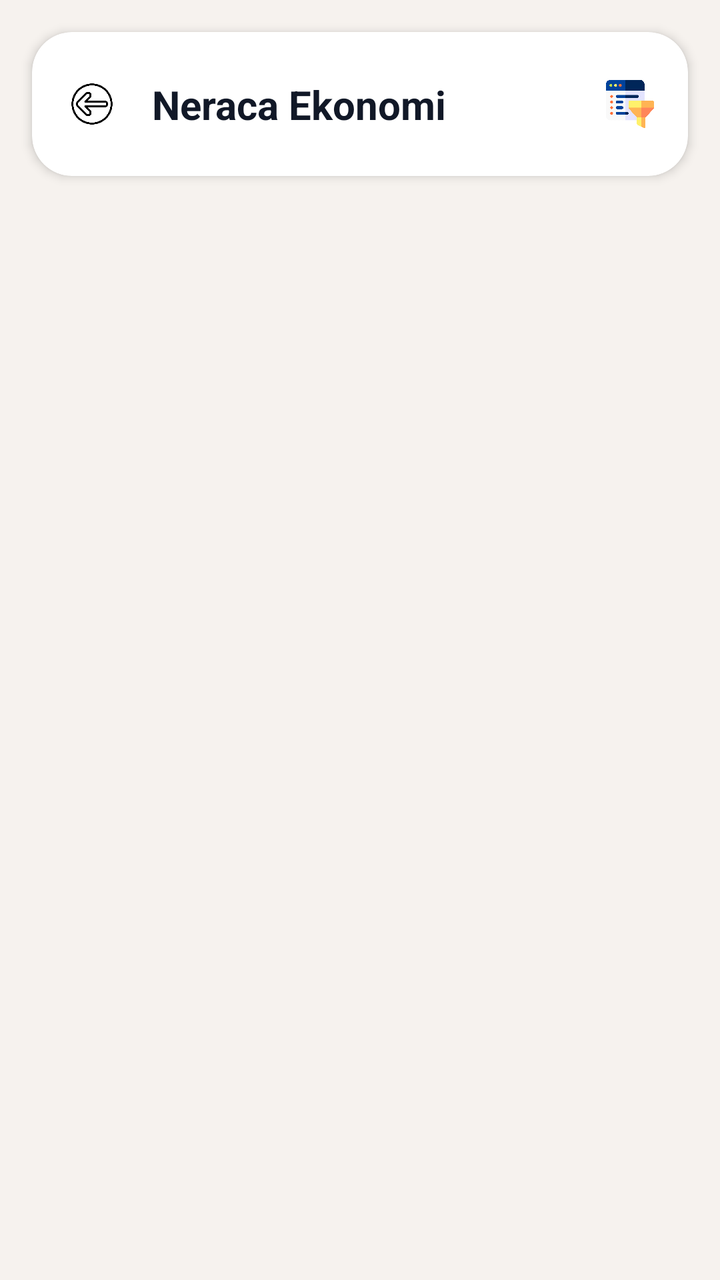
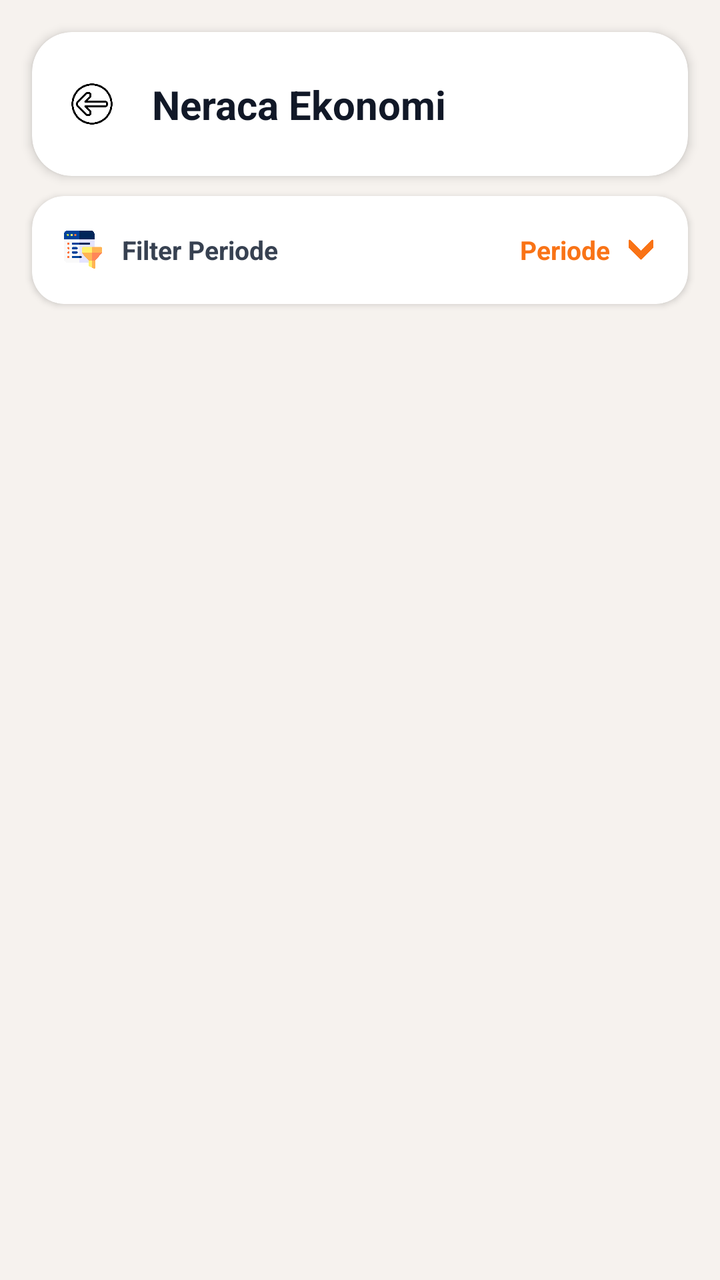

The first picture is an Android layout as it rendered before a commit; the second is the same layout after the commit. The layout source and the unified diff follow.
<!-- AndroidManifest.xml: application theme Theme.Bpskota -->
<!-- res/layout/activity_ekonomi.xml -->
<?xml version="1.0" encoding="utf-8"?>
<androidx.constraintlayout.widget.ConstraintLayout
    xmlns:android="http://schemas.android.com/apk/res/android"
    xmlns:app="http://schemas.android.com/apk/res-auto"
    xmlns:tools="http://schemas.android.com/tools"

    android:layout_width="match_parent"
    android:layout_height="match_parent"
    android:background="#F6F2EE"

    tools:context=".EkonomiActivity">


    
    
    

    <androidx.cardview.widget.CardView
        android:id="@+id/headerEkonomi"
        android:layout_width="0dp"
        android:layout_height="72dp"

        android:layout_marginStart="16dp"
        android:layout_marginTop="16dp"
        android:layout_marginEnd="16dp"

        app:cardBackgroundColor="#FFFFFF"
        app:cardCornerRadius="20dp"
        app:cardElevation="3dp"

        app:layout_constraintTop_toTopOf="parent"
        app:layout_constraintStart_toStartOf="parent"
        app:layout_constraintEnd_toEndOf="parent">


        <androidx.constraintlayout.widget.ConstraintLayout
            android:layout_width="match_parent"
            android:layout_height="match_parent">


            
            
            

            <ImageView
                android:id="@+id/btnBack"
                android:layout_width="44dp"
                android:layout_height="44dp"

                android:layout_marginStart="8dp"

                android:background="?attr/selectableItemBackgroundBorderless"

                android:clickable="true"
                android:focusable="true"

                android:padding="10dp"

                android:src="@drawable/ic_arrow_back"

                android:contentDescription="Kembali"

                app:layout_constraintStart_toStartOf="parent"
                app:layout_constraintTop_toTopOf="parent"
                app:layout_constraintBottom_toBottomOf="parent" />


            
            
            

            <TextView
                android:id="@+id/tvHeaderTitle"
                android:layout_width="0dp"
                android:layout_height="wrap_content"

                android:layout_marginStart="8dp"
                android:layout_marginEnd="8dp"

                android:text="Neraca Ekonomi"

                android:textColor="#111827"
                android:textSize="20sp"
                android:textStyle="bold"

                android:maxLines="1"
                android:ellipsize="end"

                app:layout_constraintStart_toEndOf="@id/btnBack"
                app:layout_constraintEnd_toStartOf="@id/tvTahun"
                app:layout_constraintTop_toTopOf="parent"
                app:layout_constraintBottom_toBottomOf="parent" />


            
            
            



            
            
            

            <ImageView
                android:id="@+id/btnFilter"
                android:layout_width="42dp"
                android:layout_height="42dp"

                android:layout_marginEnd="8dp"

                android:background="?attr/selectableItemBackgroundBorderless"

                android:clickable="true"
                android:focusable="true"

                android:padding="9dp"

                android:src="@drawable/ic_filter"

                android:contentDescription="Filter periode"

                app:layout_constraintEnd_toEndOf="parent"
                app:layout_constraintTop_toTopOf="parent"
                app:layout_constraintBottom_toBottomOf="parent" />

        </androidx.constraintlayout.widget.ConstraintLayout>

    </androidx.cardview.widget.CardView>


    
    
    

    <ScrollView
        android:id="@+id/scrollEkonomi"

        android:layout_width="0dp"
        android:layout_height="0dp"

        android:fillViewport="true"
        android:scrollbars="none"
        android:overScrollMode="never"

        android:layout_marginTop="12dp"

        app:layout_constraintTop_toBottomOf="@id/headerEkonomi"
        app:layout_constraintBottom_toBottomOf="parent"
        app:layout_constraintStart_toStartOf="parent"
        app:layout_constraintEnd_toEndOf="parent">


        <LinearLayout
            android:id="@+id/cardContainer"

            android:layout_width="match_parent"
            android:layout_height="wrap_content"

            android:orientation="vertical"

            android:paddingStart="24dp"
            android:paddingTop="12dp"
            android:paddingEnd="24dp"
            android:paddingBottom="32dp" />

    </ScrollView>


    
    
    

    <com.airbnb.lottie.LottieAnimationView
        android:id="@+id/lottieLoading"

        android:layout_width="100dp"
        android:layout_height="100dp"

        android:visibility="gone"

        app:lottie_autoPlay="false"
        app:lottie_loop="true"

        app:layout_constraintTop_toTopOf="parent"
        app:layout_constraintBottom_toBottomOf="parent"
        app:layout_constraintStart_toStartOf="parent"
        app:layout_constraintEnd_toEndOf="parent" />

</androidx.constraintlayout.widget.ConstraintLayout>
<!-- resources referenced by this layout -->
<resources>
  <!-- drawable ic_arrow_back: png bitmap (drawable, 15698 bytes) -->
  <!-- drawable ic_filter: png bitmap (drawable, 14395 bytes) -->
  <style name="Theme.Bpskota" parent="Theme.MaterialComponents.DayNight.NoActionBar">
          
          <item name="colorPrimary">@color/purple_500</item>
          <item name="colorPrimaryVariant">@color/purple_700</item>
          <item name="colorOnPrimary">@color/white</item>
          
          <item name="colorSecondary">@color/teal_200</item>
          <item name="colorSecondaryVariant">@color/teal_700</item>
          <item name="colorOnSecondary">@color/black</item>
          
          <item name="android:statusBarColor">@color/white</item>
          
      </style>
  <color name="purple_500">#FF6200EE</color>
  <color name="purple_700">#FF3700B3</color>
  <color name="white">#FFFFFFFF</color>
  <color name="teal_200">#FF03DAC5</color>
  <color name="teal_700">#FF018786</color>
  <color name="black">#FF000000</color>
</resources>

<!-- the commit's change to res/layout/activity_ekonomi.xml (unified diff, before → after) -->
@@ -3,123 +3,60 @@
     xmlns:android="http://schemas.android.com/apk/res/android"
     xmlns:app="http://schemas.android.com/apk/res-auto"
     xmlns:tools="http://schemas.android.com/tools"
-
     android:layout_width="match_parent"
     android:layout_height="match_parent"
     android:background="#F6F2EE"
-
     tools:context=".EkonomiActivity">
 
-
     
-    
-    
-
     <androidx.cardview.widget.CardView
         android:id="@+id/headerEkonomi"
         android:layout_width="0dp"
         android:layout_height="72dp"
-
         android:layout_marginStart="16dp"
         android:layout_marginTop="16dp"
         android:layout_marginEnd="16dp"
-
         app:cardBackgroundColor="#FFFFFF"
         app:cardCornerRadius="20dp"
         app:cardElevation="3dp"
-
         app:layout_constraintTop_toTopOf="parent"
         app:layout_constraintStart_toStartOf="parent"
         app:layout_constraintEnd_toEndOf="parent">
-
 
         <androidx.constraintlayout.widget.ConstraintLayout
             android:layout_width="match_parent"
             android:layout_height="match_parent">
 
-
             
-            
-            
-
             <ImageView
                 android:id="@+id/btnBack"
                 android:layout_width="44dp"
                 android:layout_height="44dp"
-
                 android:layout_marginStart="8dp"
-
                 android:background="?attr/selectableItemBackgroundBorderless"
-
                 android:clickable="true"
                 android:focusable="true"
-
                 android:padding="10dp"
-
                 android:src="@drawable/ic_arrow_back"
-
                 android:contentDescription="Kembali"
-
                 app:layout_constraintStart_toStartOf="parent"
                 app:layout_constraintTop_toTopOf="parent"
                 app:layout_constraintBottom_toBottomOf="parent" />
 
-
             
-            
-            
-
             <TextView
                 android:id="@+id/tvHeaderTitle"
                 android:layout_width="0dp"
                 android:layout_height="wrap_content"
-
                 android:layout_marginStart="8dp"
-                android:layout_marginEnd="8dp"
-
+                android:layout_marginEnd="12dp"
                 android:text="Neraca Ekonomi"
-
                 android:textColor="#111827"
                 android:textSize="20sp"
                 android:textStyle="bold"
-
                 android:maxLines="1"
                 android:ellipsize="end"
-
                 app:layout_constraintStart_toEndOf="@id/btnBack"
-                app:layout_constraintEnd_toStartOf="@id/tvTahun"
-                app:layout_constraintTop_toTopOf="parent"
-                app:layout_constraintBottom_toBottomOf="parent" />
-
-
-            
-            
-            
-
-
-
-            
-            
-            
-
-            <ImageView
-                android:id="@+id/btnFilter"
-                android:layout_width="42dp"
-                android:layout_height="42dp"
-
-                android:layout_marginEnd="8dp"
-
-                android:background="?attr/selectableItemBackgroundBorderless"
-
-                android:clickable="true"
-                android:focusable="true"
-
-                android:padding="9dp"
-
-                android:src="@drawable/ic_filter"
-
-                android:contentDescription="Filter periode"
-
                 app:layout_constraintEnd_toEndOf="parent"
                 app:layout_constraintTop_toTopOf="parent"
                 app:layout_constraintBottom_toBottomOf="parent" />
@@ -130,35 +67,94 @@
 
 
     
+    <androidx.cardview.widget.CardView
+        android:id="@+id/cardFilterPeriode"
+        android:layout_width="0dp"
+        android:layout_height="54dp"
+        android:layout_marginStart="16dp"
+        android:layout_marginTop="10dp"
+        android:layout_marginEnd="16dp"
+        app:cardBackgroundColor="#FFFFFF"
+        app:cardCornerRadius="16dp"
+        app:cardElevation="2dp"
+        app:layout_constraintTop_toBottomOf="@id/headerEkonomi"
+        app:layout_constraintStart_toStartOf="parent"
+        app:layout_constraintEnd_toEndOf="parent">
+
+        <LinearLayout
+            android:id="@+id/btnFilter"
+            android:layout_width="match_parent"
+            android:layout_height="match_parent"
+            android:orientation="horizontal"
+            android:gravity="center_vertical"
+            android:paddingStart="16dp"
+            android:paddingEnd="16dp"
+            android:clickable="true"
+            android:focusable="true"
+            android:foreground="?attr/selectableItemBackground"
+            android:contentDescription="Filter periode">
+
+            
+            <ImageView
+                android:layout_width="19dp"
+                android:layout_height="19dp"
+                android:src="@drawable/ic_filter"
+                android:contentDescription="@null" />
+
+            
+            <TextView
+                android:layout_width="0dp"
+                android:layout_height="wrap_content"
+                android:layout_weight="1"
+                android:layout_marginStart="10dp"
+                android:text="Filter Periode"
+                android:textColor="#374151"
+                android:textSize="13sp"
+                android:textStyle="bold" />
+
+            
+            <TextView
+                android:id="@+id/tvFilterPeriode"
+                android:layout_width="wrap_content"
+                android:layout_height="wrap_content"
+                android:text="Periode"
+                android:textColor="#F97316"
+                android:textSize="13sp"
+                android:textStyle="bold" />
+
+            
+            <ImageView
+                android:layout_width="15dp"
+                android:layout_height="15dp"
+                android:layout_marginStart="8dp"
+                android:src="@drawable/ic_bottom"
+                android:contentDescription="@null"
+                app:tint="#F97316" />
+
+        </LinearLayout>
+
+    </androidx.cardview.widget.CardView>
+
+
     
-    
-
     <ScrollView
         android:id="@+id/scrollEkonomi"
-
         android:layout_width="0dp"
         android:layout_height="0dp"
-
         android:fillViewport="true"
         android:scrollbars="none"
         android:overScrollMode="never"
-
-        android:layout_marginTop="12dp"
-
-        app:layout_constraintTop_toBottomOf="@id/headerEkonomi"
+        android:layout_marginTop="8dp"
+        app:layout_constraintTop_toBottomOf="@id/cardFilterPeriode"
         app:layout_constraintBottom_toBottomOf="parent"
         app:layout_constraintStart_toStartOf="parent"
         app:layout_constraintEnd_toEndOf="parent">
 
-
         <LinearLayout
             android:id="@+id/cardContainer"
-
             android:layout_width="match_parent"
             android:layout_height="wrap_content"
-
             android:orientation="vertical"
-
             android:paddingStart="24dp"
             android:paddingTop="12dp"
             android:paddingEnd="24dp"
@@ -168,20 +164,13 @@
 
 
     
-    
-    
-
     <com.airbnb.lottie.LottieAnimationView
         android:id="@+id/lottieLoading"
-
         android:layout_width="100dp"
         android:layout_height="100dp"
-
         android:visibility="gone"
-
         app:lottie_autoPlay="false"
         app:lottie_loop="true"
-
         app:layout_constraintTop_toTopOf="parent"
         app:layout_constraintBottom_toBottomOf="parent"
         app:layout_constraintStart_toStartOf="parent"
<!-- resource entries referenced after the edit -->
@@ -1,6 +1,7 @@
 <!-- resources referenced by this layout -->
 <resources>
   <!-- drawable ic_arrow_back: png bitmap (drawable, 15698 bytes) -->
+  <!-- drawable ic_bottom: png bitmap (drawable, 4896 bytes) -->
   <!-- drawable ic_filter: png bitmap (drawable, 14395 bytes) -->
   <style name="Theme.Bpskota" parent="Theme.MaterialComponents.DayNight.NoActionBar">
           
